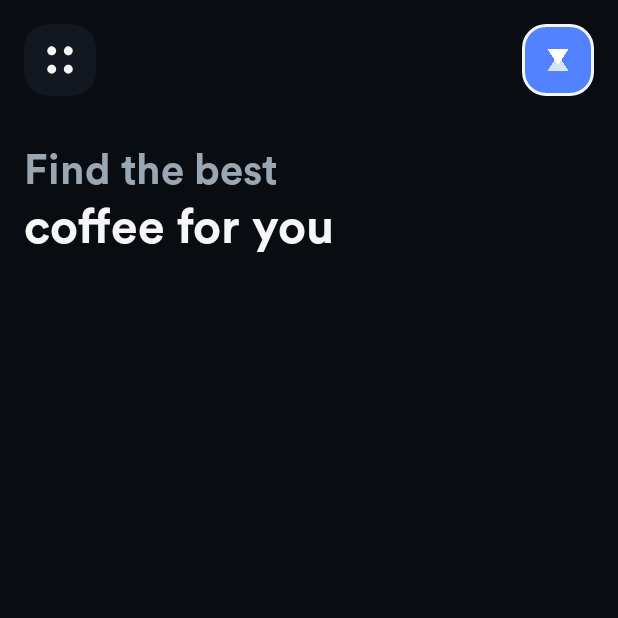
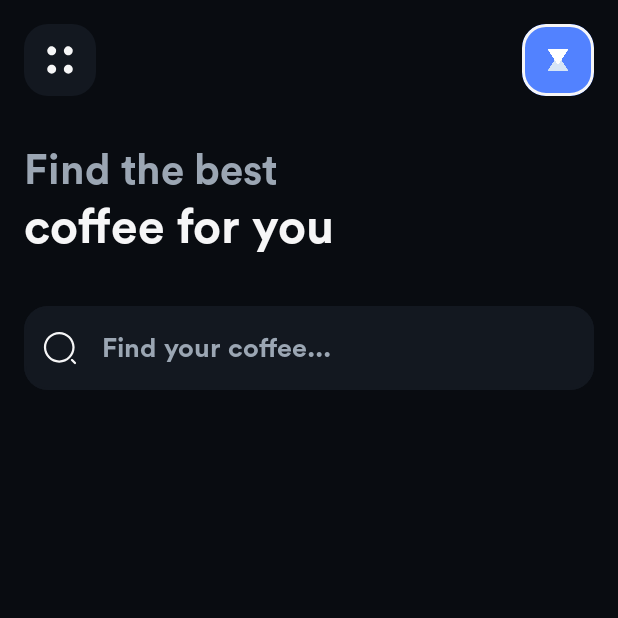
Before and after one commit to dev-xero/coffee-drop-ui, an Android app built with Jetpack Compose: the screen it shows after launch (MainActivity), on a phone screen of 412 x 824 dp, the top half of it. Run offline under Robolectric (Android 15) with nearby library versions, the phone set to English and light mode, and no system bars; libraries missing offline, so code that uses them is left out: android.os.

Commit message:
`🌱UPDATE` Setup Search Bar Composable

```diff
--- /dev/null
+++ b/app/src/main/java/architex/labs/coffeedrop/presentation/components/SearchBar.kt
@@ -0,0 +1,94 @@
+/**
+ * Copyright (C) [2023 - Present] - Xero
+ *
+ * Licensed under the Apache License, Version 2.0 (the "License");
+ * you may not use this file except in compliance with the License.
+ * You may obtain a copy of the License at
+ *
+ *     https://www.apache.org/licenses/LICENSE-2.0
+ *
+ * Unless required by applicable law or agreed to in writing, software
+ * distributed under the License is distributed on an "AS IS" BASIS,
+ * WITHOUT WARRANTIES OR CONDITIONS OF ANY KIND, either express or implied.
+ * See the License for the specific language governing permissions and
+ * limitations under the License.
+ */
+package architex.labs.coffeedrop.presentation.components
+
+import androidx.compose.foundation.layout.fillMaxWidth
+import androidx.compose.foundation.layout.padding
+import androidx.compose.foundation.layout.size
+import androidx.compose.foundation.shape.RoundedCornerShape
+import androidx.compose.foundation.text.KeyboardActions
+import androidx.compose.foundation.text.KeyboardOptions
+import androidx.compose.material3.ExperimentalMaterial3Api
+import androidx.compose.material3.Icon
+import androidx.compose.material3.MaterialTheme
+import androidx.compose.material3.OutlinedTextField
+import androidx.compose.material3.Text
+import androidx.compose.material3.TextFieldDefaults
+import androidx.compose.runtime.Composable
+import androidx.compose.ui.Modifier
+import androidx.compose.ui.focus.FocusManager
+import androidx.compose.ui.res.painterResource
+import androidx.compose.ui.res.stringResource
+import androidx.compose.ui.text.input.ImeAction
+import androidx.compose.ui.text.input.KeyboardType
+import androidx.compose.ui.unit.dp
+import architex.labs.coffeedrop.R
+import architex.labs.coffeedrop.presentation.theme.CircularStd
+import architex.labs.coffeedrop.presentation.theme.Neutrals100
+import architex.labs.coffeedrop.presentation.theme.Neutrals200
+import architex.labs.coffeedrop.presentation.theme.Neutrals300
+import architex.labs.coffeedrop.presentation.theme.Primary
+
+@OptIn(ExperimentalMaterial3Api::class)
+@Composable
+fun SearchBar(
+	modifier: Modifier = Modifier,
+	focusManager: FocusManager,
+	searchValue: String,
+	onSearchValueChange: (String) -> Unit
+) {
+	OutlinedTextField(
+		value = searchValue,
+		onValueChange = onSearchValueChange,
+		singleLine = true,
+		maxLines = 1,
+		shape = RoundedCornerShape(16.dp),
+		modifier = modifier
+			.fillMaxWidth()
+			.padding(16.dp),
+		placeholder = {
+			Text(
+				text = stringResource(id = R.string.search_bar_placeholder),
+				style = MaterialTheme.typography.bodyLarge,
+				fontFamily = CircularStd,
+				color = Neutrals200
+			)
+		},
+		leadingIcon = {
+			Icon(
+				painter = painterResource(id = R.drawable.icon_search),
+				contentDescription = stringResource(id = R.string.description_search),
+				tint = Neutrals100,
+				modifier = Modifier.size(24.dp)
+			)
+		},
+		colors = TextFieldDefaults.outlinedTextFieldColors(
+			containerColor = Neutrals300,
+			focusedBorderColor = Primary,
+			unfocusedBorderColor = Neutrals300,
+			textColor = Neutrals100
+		),
+		keyboardOptions = KeyboardOptions.Default.copy(
+			keyboardType = KeyboardType.Text,
+			imeAction = ImeAction.Go
+		),
+		keyboardActions = KeyboardActions(
+			onGo = {
+				focusManager.clearFocus()
+			}
+		)
+	)
+}
--- a/app/src/main/java/architex/labs/coffeedrop/presentation/screens/HomeScreen.kt
+++ b/app/src/main/java/architex/labs/coffeedrop/presentation/screens/HomeScreen.kt
@@ -19,17 +19,25 @@ import androidx.compose.foundation.background
 import androidx.compose.foundation.layout.Column
 import androidx.compose.foundation.layout.padding
 import androidx.compose.foundation.lazy.LazyColumn
+import androidx.compose.foundation.shape.RoundedCornerShape
 import androidx.compose.material3.ExperimentalMaterial3Api
 import androidx.compose.material3.MaterialTheme
 import androidx.compose.material3.Scaffold
 import androidx.compose.material3.Text
 import androidx.compose.runtime.Composable
+import androidx.compose.runtime.getValue
+import androidx.compose.runtime.mutableStateOf
+import androidx.compose.runtime.remember
+import androidx.compose.runtime.setValue
 import androidx.compose.ui.Modifier
+import androidx.compose.ui.draw.clip
+import androidx.compose.ui.platform.LocalFocusManager
 import androidx.compose.ui.res.stringResource
 import androidx.compose.ui.text.font.FontWeight
 import androidx.compose.ui.unit.dp
 import architex.labs.coffeedrop.R
 import architex.labs.coffeedrop.presentation.components.AppBar
+import architex.labs.coffeedrop.presentation.components.SearchBar
 import architex.labs.coffeedrop.presentation.theme.CircularStd
 import architex.labs.coffeedrop.presentation.theme.Neutrals100
 import architex.labs.coffeedrop.presentation.theme.Neutrals200
@@ -40,6 +48,12 @@ import architex.labs.coffeedrop.presentation.theme.Neutrals400
 fun HomeScreen(
 	modifier: Modifier = Modifier
 ) {
+	val focusManager = LocalFocusManager.current
+	var searchString: String by remember { mutableStateOf("") }
+	fun onSearchStringChange(it: String) {
+		searchString = it
+	}
+
 	Scaffold(
 		modifier = modifier.background(Neutrals400),
 		topBar = {
@@ -66,6 +80,12 @@ fun HomeScreen(
 							fontWeight = FontWeight.Bold
 						)
 					}
+
+					SearchBar(
+						focusManager = focusManager,
+						searchValue = searchString,
+						onSearchValueChange = { onSearchStringChange(it) }
+					)
 				}
 			}
 		}
--- a/app/src/main/res/values/strings.xml
+++ b/app/src/main/res/values/strings.xml
@@ -18,7 +18,9 @@
 
     <string name="description_menu">Menu Icon</string>
     <string name="description_avatar">Avatar</string>
+    <string name="description_search">Search Icon</string>
 
     <string name="headline_1">Find the best</string>
     <string name="headline_2">coffee for you</string>
+    <string name="search_bar_placeholder">Find your coffee...</string>
 </resources>
```
Also changed, not shown: app/src/main/java/architex/labs/coffeedrop/presentation/viewmodels/HomeScreenViewModel.kt (added, +16 -0 lines).
